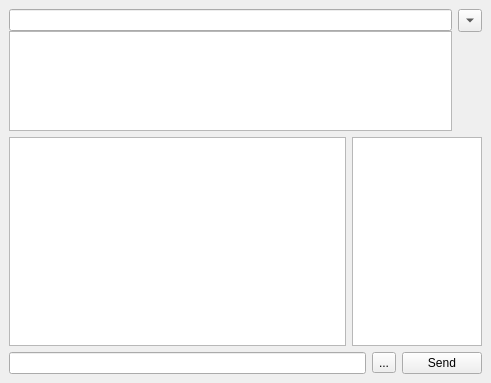
The window that groupchatwidget.ui (xmpp-graveyard/jabbim) describes before a commit, drawn with Qt 5.
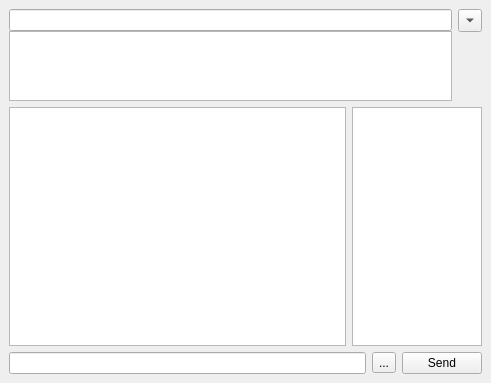
The same window after the commit. Icons and pictures are not drawn.

Patch:
```diff
--- a/groupchatwidget.ui
+++ b/groupchatwidget.ui
@@ -63,7 +63,7 @@
          <property name="maximumSize" >
           <size>
            <width>16777215</width>
-           <height>100</height>
+           <height>70</height>
           </size>
          </property>
         </widget>
```
